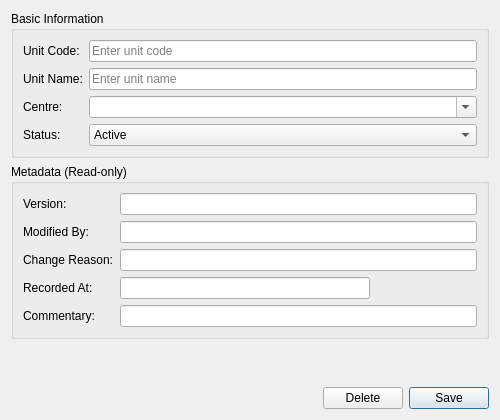
Old version of the form projects/ores.qt/ui/BusinessUnitDetailDialog.ui in the repository OreStudio/OreStudio.
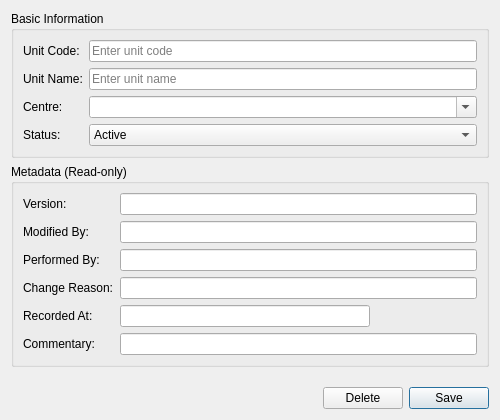
New version of the form.

Commit message: [qt] UI fixes: spelling, bug fixes, book/portfolio widgets, performed_by

What changed in the file:
```diff
--- a/projects/ores.qt/ui/BusinessUnitDetailDialog.ui
+++ b/projects/ores.qt/ui/BusinessUnitDetailDialog.ui
@@ -138,27 +138,41 @@
        </widget>
       </item>
       <item row="2" column="0">
+       <widget class="QLabel" name="labelPerformedBy">
+        <property name="text">
+         <string>Performed By:</string>
+        </property>
+       </widget>
+      </item>
+      <item row="2" column="1">
+       <widget class="QLineEdit" name="performedByEdit">
+        <property name="readOnly">
+         <bool>true</bool>
+        </property>
+       </widget>
+      </item>
+      <item row="3" column="0">
        <widget class="QLabel" name="labelChangeReason">
         <property name="text">
          <string>Change Reason:</string>
         </property>
        </widget>
       </item>
-      <item row="2" column="1">
+      <item row="3" column="1">
        <widget class="QLineEdit" name="changeReasonEdit">
         <property name="readOnly">
          <bool>true</bool>
         </property>
        </widget>
       </item>
-      <item row="3" column="0">
+      <item row="4" column="0">
        <widget class="QLabel" name="labelRecordedAt">
         <property name="text">
          <string>Recorded At:</string>
         </property>
        </widget>
       </item>
-      <item row="3" column="1">
+      <item row="4" column="1">
        <widget class="QLineEdit" name="recordedAtEdit">
         <property name="readOnly">
          <bool>true</bool>
@@ -171,14 +185,14 @@
         </property>
        </widget>
       </item>
-      <item row="4" column="0">
+      <item row="5" column="0">
        <widget class="QLabel" name="labelCommentary">
         <property name="text">
          <string>Commentary:</string>
         </property>
        </widget>
       </item>
-      <item row="4" column="1">
+      <item row="5" column="1">
        <widget class="QLineEdit" name="commentaryEdit">
         <property name="readOnly">
          <bool>true</bool>
```
The commit also changes 31 other files.
